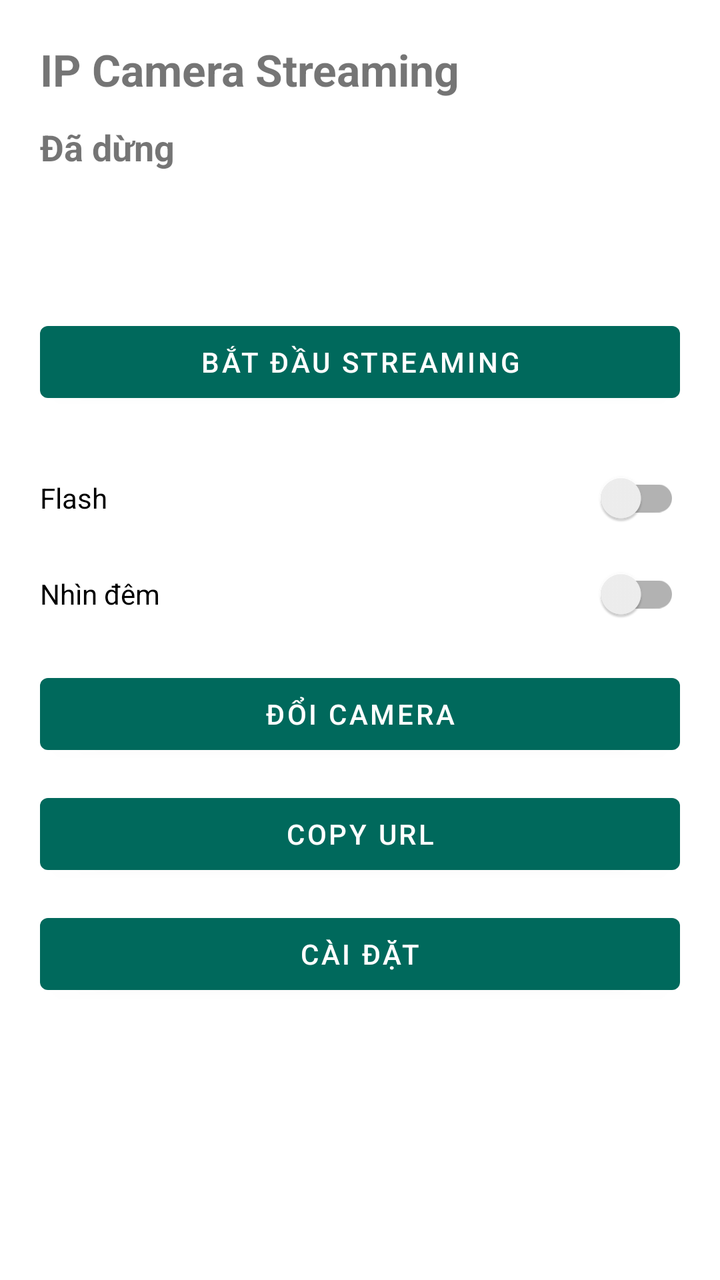
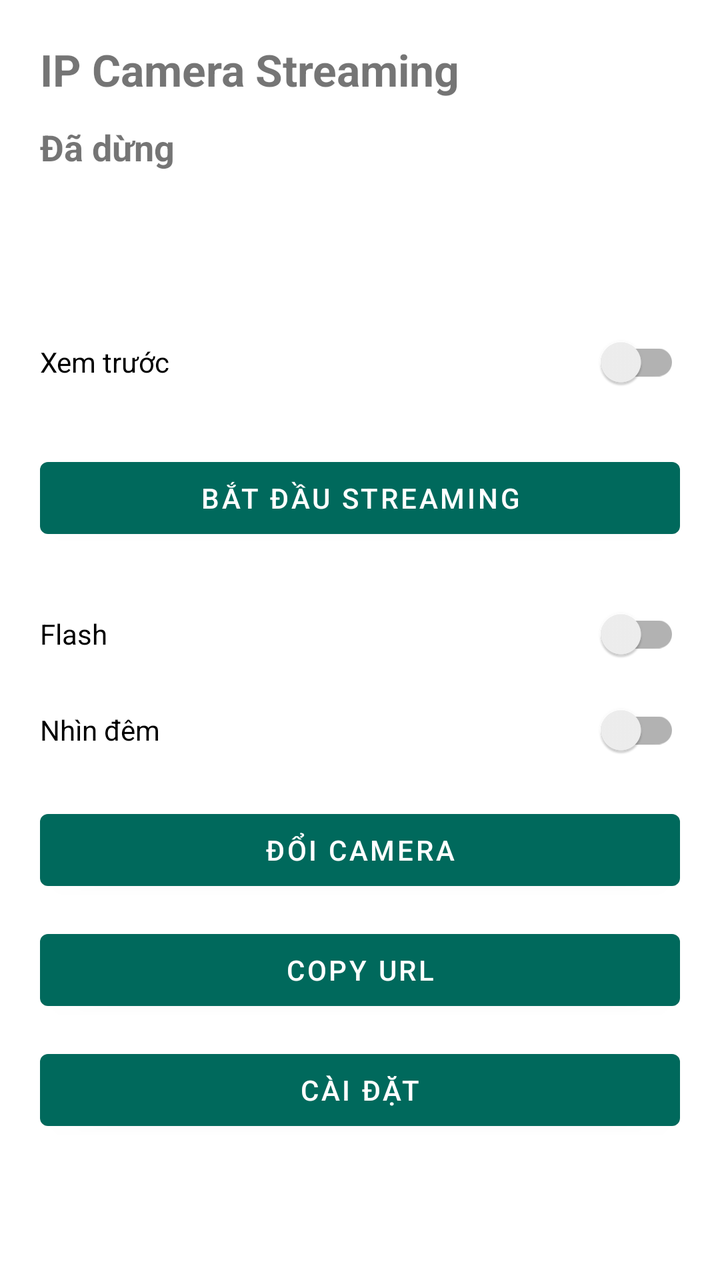

Before-and-after screenshots of an Android layout around one commit, followed by the original layout XML and the change that was made.
<!-- AndroidManifest.xml: application theme Theme.IpCamera -->
<!-- res/layout/activity_main.xml -->
<?xml version="1.0" encoding="utf-8"?>
<ScrollView xmlns:android="http://schemas.android.com/apk/res/android"
    android:layout_width="match_parent"
    android:layout_height="match_parent"
    android:fillViewport="true">

    <LinearLayout
        android:layout_width="match_parent"
        android:layout_height="wrap_content"
        android:orientation="vertical"
        android:padding="20dp">

        <TextView
            android:layout_width="wrap_content"
            android:layout_height="wrap_content"
            android:layout_marginBottom="12dp"
            android:text="@string/main_title"
            android:textSize="22sp"
            android:textStyle="bold" />

        <TextView
            android:id="@+id/tvStatus"
            android:layout_width="wrap_content"
            android:layout_height="wrap_content"
            android:text="@string/status_stopped"
            android:textSize="18sp"
            android:textStyle="bold" />

        <TextView
            android:id="@+id/tvAddress"
            android:layout_width="wrap_content"
            android:layout_height="wrap_content"
            android:layout_marginTop="4dp"
            android:text=""
            android:textSize="16sp" />

        <TextView
            android:id="@+id/tvClients"
            android:layout_width="wrap_content"
            android:layout_height="wrap_content"
            android:layout_marginTop="4dp"
            android:text=""
            android:textSize="16sp" />

        <Button
            android:id="@+id/btnToggle"
            android:layout_width="match_parent"
            android:layout_height="wrap_content"
            android:layout_marginTop="20dp"
            android:text="@string/start_streaming" />

        <androidx.appcompat.widget.SwitchCompat
            android:id="@+id/swFlash"
            android:layout_width="match_parent"
            android:layout_height="wrap_content"
            android:layout_marginTop="20dp"
            android:minHeight="48dp"
            android:text="@string/toggle_flash" />

        <androidx.appcompat.widget.SwitchCompat
            android:id="@+id/swNight"
            android:layout_width="match_parent"
            android:layout_height="wrap_content"
            android:minHeight="48dp"
            android:text="@string/toggle_night" />

        <Button
            android:id="@+id/btnSwitchCamera"
            android:layout_width="match_parent"
            android:layout_height="wrap_content"
            android:layout_marginTop="12dp"
            android:text="@string/switch_camera" />

        <Button
            android:id="@+id/btnCopyUrl"
            android:layout_width="match_parent"
            android:layout_height="wrap_content"
            android:layout_marginTop="12dp"
            android:text="Copy URL" />

        <Button
            android:id="@+id/btnSettings"
            android:layout_width="match_parent"
            android:layout_height="wrap_content"
            android:layout_marginTop="12dp"
            android:text="@string/settings" />
    </LinearLayout>
</ScrollView>
<!-- resources referenced by this layout -->
<resources>
  <string name="main_title">IP Camera Streaming</string>
  <string name="settings">Cài đặt</string>
  <string name="start_streaming">Bắt đầu streaming</string>
  <string name="status_stopped">Đã dừng</string>
  <string name="switch_camera">Đổi camera</string>
  <string name="toggle_flash">Flash</string>
  <string name="toggle_night">Nhìn đêm</string>
  <style name="Theme.IpCamera" parent="Theme.MaterialComponents.DayNight.NoActionBar">
          <item name="colorPrimary">@color/primary</item>
          <item name="colorPrimaryVariant">@color/primary_dark</item>
          <item name="colorSecondary">@color/accent</item>
      </style>
  <color name="primary">#FF00695C</color>
  <color name="primary_dark">#FF004D40</color>
  <color name="accent">#FFFFC107</color>
</resources>

<!-- the commit's change to res/layout/activity_main.xml (unified diff, before → after) -->
@@ -41,6 +41,30 @@
             android:layout_marginTop="4dp"
             android:text=""
             android:textSize="16sp" />
+
+        <androidx.appcompat.widget.SwitchCompat
+            android:id="@+id/swPreview"
+            android:layout_width="match_parent"
+            android:layout_height="wrap_content"
+            android:layout_marginTop="20dp"
+            android:minHeight="48dp"
+            android:text="@string/toggle_preview" />
+
+        <FrameLayout
+            android:id="@+id/previewContainer"
+            android:layout_width="match_parent"
+            android:layout_height="200dp"
+            android:layout_marginTop="8dp"
+            android:background="#000000"
+            android:visibility="gone">
+
+            <ImageView
+                android:id="@+id/ivPreview"
+                android:layout_width="match_parent"
+                android:layout_height="match_parent"
+                android:contentDescription="@string/toggle_preview"
+                android:scaleType="fitCenter" />
+        </FrameLayout>
 
         <Button
             android:id="@+id/btnToggle"
<!-- resource entries referenced after the edit -->
@@ -7,6 +7,7 @@
   <string name="switch_camera">Đổi camera</string>
   <string name="toggle_flash">Flash</string>
   <string name="toggle_night">Nhìn đêm</string>
+  <string name="toggle_preview">Xem trước</string>
   <style name="Theme.IpCamera" parent="Theme.MaterialComponents.DayNight.NoActionBar">
           <item name="colorPrimary">@color/primary</item>
           <item name="colorPrimaryVariant">@color/primary_dark</item>
